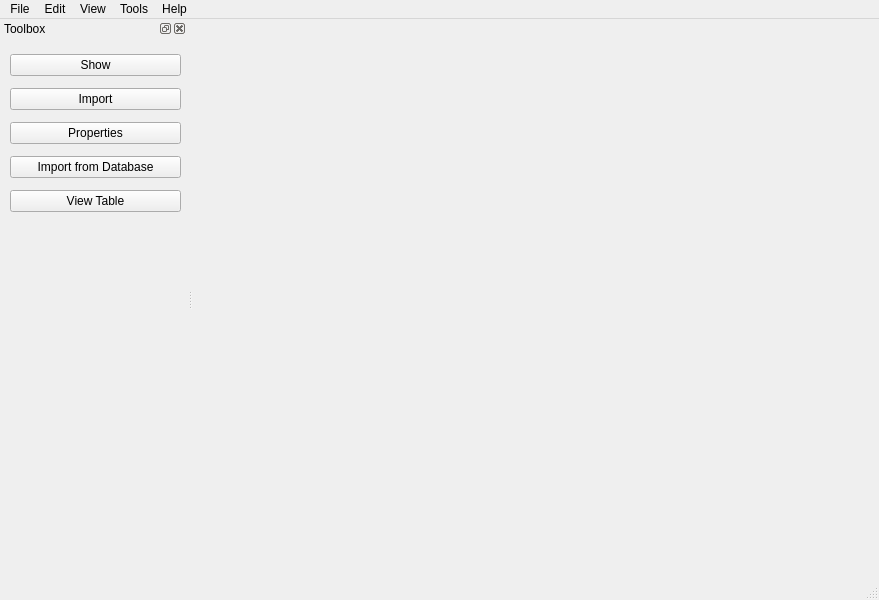
Above: ui/main.ui from Franchini/Canvas before the change. Below: the same form after it.
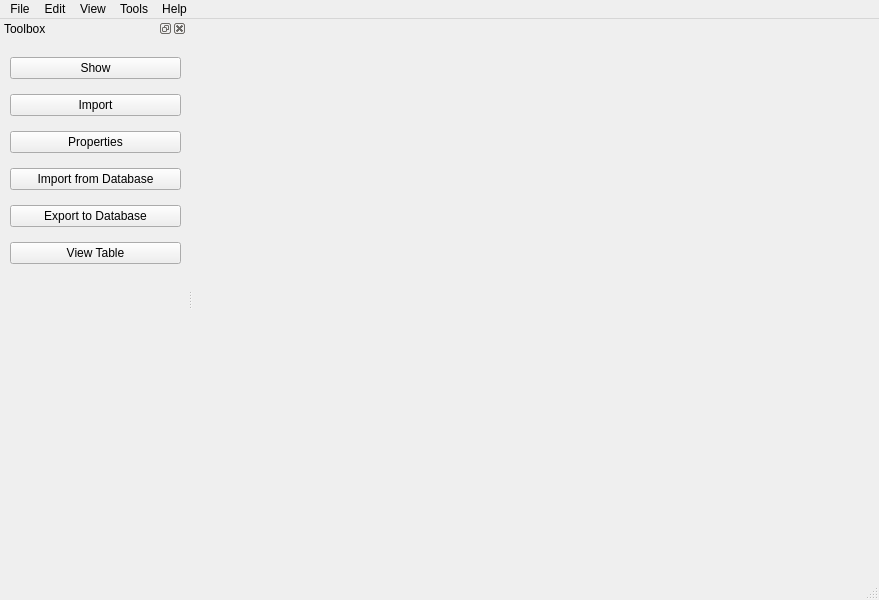
That is the form after the change.

The edit to the form file:
```diff
--- a/ui/main.ui
+++ b/ui/main.ui
@@ -111,7 +111,7 @@
        <x>10</x>
        <y>10</y>
        <width>171</width>
-       <height>171</height>
+       <height>231</height>
       </rect>
      </property>
      <layout class="QVBoxLayout" name="verticalLayout">
@@ -149,6 +149,13 @@
         </property>
        </widget>
       </item>
+      <item>
+       <widget class="QPushButton" name="buttonExport">
+        <property name="text">
+         <string>Export to Database</string>
+        </property>
+       </widget>
+      </item>
       <item>
        <widget class="QPushButton" name="buttonTable">
         <property name="text">
```
